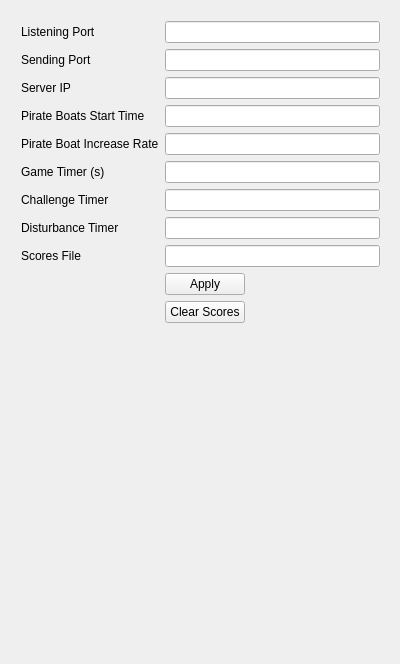
TerisseNicolas/Archip3l, file Archipel_parametres/mainwindow.ui: the form before one commit.
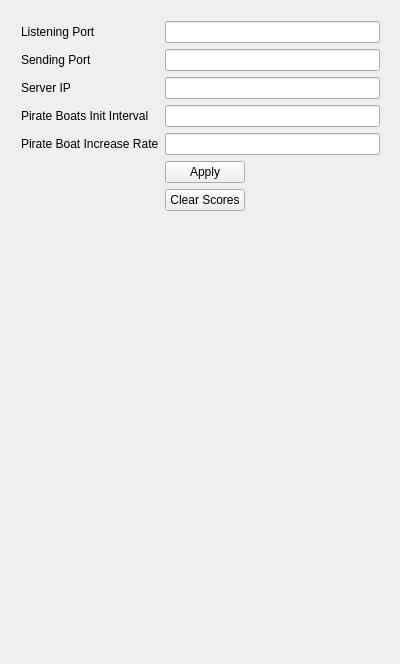
The form after the commit.

The edit to the form file:
```diff
--- a/Archipel_parametres/mainwindow.ui
+++ b/Archipel_parametres/mainwindow.ui
@@ -14,7 +14,7 @@
    <string>Paramètres</string>
   </property>
   <widget class="QWidget" name="centralWidget">
-   <widget class="QWidget" name="">
+   <widget class="QWidget" name="layoutWidget">
     <property name="geometry">
      <rect>
       <x>10</x>
@@ -81,12 +81,12 @@
        <item row="14" column="0">
         <widget class="QLabel" name="label_4">
          <property name="text">
-          <string>Pirate Boats Start Time</string>
+          <string>Pirate Boats Init Interval</string>
          </property>
         </widget>
        </item>
        <item row="14" column="1">
-        <widget class="QLineEdit" name="pirateBoatsStart"/>
+        <widget class="QLineEdit" name="pirateBoatsInitInterval"/>
        </item>
        <item row="18" column="0">
         <widget class="QLabel" name="label_5">
@@ -95,63 +95,23 @@
          </property>
         </widget>
        </item>
-       <item row="18" column="1">
-        <widget class="QLineEdit" name="pirateBoatsIncreaseRate"/>
-       </item>
-       <item row="23" column="0">
-        <widget class="QLabel" name="label_6">
-         <property name="text">
-          <string>Game Timer (s)</string>
-         </property>
-        </widget>
-       </item>
-       <item row="23" column="1">
-        <widget class="QLineEdit" name="timerGame"/>
-       </item>
-       <item row="28" column="0">
-        <widget class="QLabel" name="label_7">
-         <property name="text">
-          <string>Challenge Timer</string>
-         </property>
-        </widget>
-       </item>
-       <item row="28" column="1">
-        <widget class="QLineEdit" name="timerChallenge"/>
-       </item>
-       <item row="33" column="0">
-        <widget class="QLabel" name="label_8">
-         <property name="text">
-          <string>Disturbance Timer</string>
-         </property>
-        </widget>
-       </item>
-       <item row="33" column="1">
-        <widget class="QLineEdit" name="timerDisturbance"/>
-       </item>
-       <item row="38" column="0">
-        <widget class="QLabel" name="label_9">
-         <property name="text">
-          <string>Scores File</string>
-         </property>
-        </widget>
-       </item>
-       <item row="38" column="1">
-        <widget class="QLineEdit" name="fileScores"/>
-       </item>
-       <item row="40" column="1">
+       <item row="36" column="1">
         <widget class="QPushButton" name="applyButton">
          <property name="text">
           <string>Apply</string>
          </property>
         </widget>
        </item>
-       <item row="41" column="1">
+       <item row="37" column="1">
         <widget class="QPushButton" name="pushButton">
          <property name="text">
           <string>Clear Scores</string>
          </property>
         </widget>
        </item>
+       <item row="18" column="1">
+        <widget class="QLineEdit" name="pirateBoatsIncreaseRate"/>
+       </item>
       </layout>
      </item>
     </layout>
```
